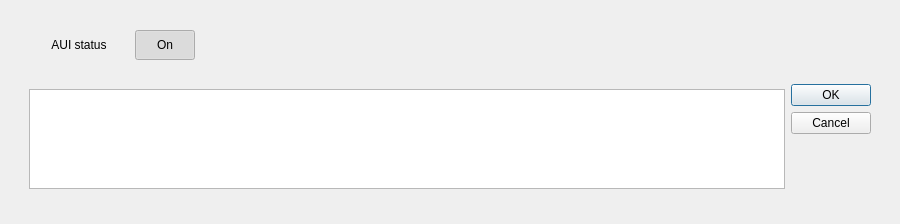
argenortega/AUI, file ui/MixedInitiative.ui: the form before one commit.
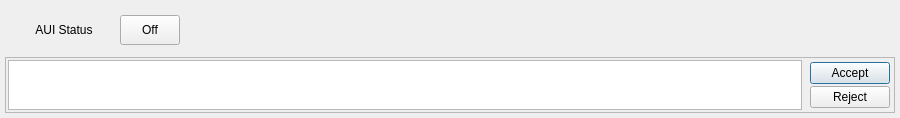
The form after the commit.

The edit to the form file:
```diff
--- a/ui/MixedInitiative.ui
+++ b/ui/MixedInitiative.ui
@@ -7,7 +7,7 @@
     <x>0</x>
     <y>0</y>
     <width>900</width>
-    <height>224</height>
+    <height>118</height>
    </rect>
   </property>
   <property name="sizePolicy">
@@ -18,26 +18,38 @@
   </property>
   <property name="minimumSize">
    <size>
-    <width>900</width>
+    <width>0</width>
+    <height>0</height>
+   </size>
+  </property>
+  <property name="maximumSize">
+   <size>
+    <width>16777215</width>
+    <height>118</height>
+   </size>
+  </property>
+  <property name="baseSize">
+   <size>
+    <width>0</width>
     <height>100</height>
    </size>
   </property>
   <property name="windowTitle">
    <string>Form</string>
   </property>
-  <layout class="QVBoxLayout" name="verticalLayout">
-   <item>
-    <widget class="QWidget" name="mixed_initiative" native="true">
-     <property name="maximumSize">
-      <size>
-       <width>16777215</width>
-       <height>200</height>
-      </size>
-     </property>
-     <layout class="QVBoxLayout" name="verticalLayout_3">
+  <layout class="QVBoxLayout" name="mixedInitiativeLayout">
+   <property name="spacing">
+    <number>2</number>
+   </property>
+   <property name="margin">
+    <number>5</number>
+   </property>
       <item>
        <widget class="QWidget" name="AUIStatus" native="true">
-        <layout class="QHBoxLayout" name="horizontalLayout_10">
+     <property name="locale">
+      <locale language="English" country="UnitedStates"/>
+     </property>
+     <layout class="QHBoxLayout" name="AUIStatusLayout">
          <item>
           <widget class="QLabel" name="AUIStatusLabel">
            <property name="sizePolicy">
@@ -59,7 +71,7 @@
             </size>
            </property>
            <property name="text">
-            <string>AUI status</string>
+         <string>AUI Status</string>
            </property>
            <property name="scaledContents">
             <bool>false</bool>
@@ -96,13 +108,13 @@
             <bool>true</bool>
            </property>
            <property name="text">
-            <string>On</string>
+         <string>Off</string>
            </property>
            <property name="checkable">
             <bool>true</bool>
            </property>
            <property name="checked">
-            <bool>true</bool>
+         <bool>false</bool>
            </property>
           </widget>
          </item>
@@ -123,43 +135,84 @@
        </widget>
       </item>
       <item>
-       <widget class="QWidget" name="AUIMsgs" native="true">
-        <layout class="QHBoxLayout" name="horizontalLayout_2">
+    <widget class="QFrame" name="AUIMsgs">
+     <property name="frameShape">
+      <enum>QFrame::StyledPanel</enum>
+     </property>
+     <property name="frameShadow">
+      <enum>QFrame::Raised</enum>
+     </property>
+     <layout class="QHBoxLayout" name="AUIMsgsLayout">
+      <property name="margin">
+       <number>2</number>
+      </property>
          <item>
           <widget class="QTextBrowser" name="textBrowserAUIMix">
            <property name="sizePolicy">
-            <sizepolicy hsizetype="Preferred" vsizetype="Minimum">
-             <horstretch>0</horstretch>
+         <sizepolicy hsizetype="Maximum" vsizetype="Preferred">
+          <horstretch>1</horstretch>
              <verstretch>0</verstretch>
             </sizepolicy>
            </property>
            <property name="minimumSize">
             <size>
              <width>700</width>
-             <height>60</height>
+          <height>30</height>
             </size>
            </property>
            <property name="maximumSize">
             <size>
-             <width>900</width>
-             <height>100</height>
-            </size>
-           </property>
+          <width>1200</width>
+          <height>50</height>
+         </size>
+        </property>
+        <property name="mouseTracking">
+         <bool>true</bool>
+        </property>
+        <property name="locale">
+         <locale language="English" country="UnitedStates"/>
+        </property>
+        <property name="midLineWidth">
+         <number>0</number>
+        </property>
+        <property name="horizontalScrollBarPolicy">
+         <enum>Qt::ScrollBarAlwaysOff</enum>
+        </property>
            <layout class="QHBoxLayout" name="horizontalLayout"/>
           </widget>
          </item>
          <item>
-          <widget class="QDialogButtonBox" name="buttonBoxAUIMix">
-           <property name="orientation">
-            <enum>Qt::Vertical</enum>
-           </property>
-           <property name="standardButtons">
-            <set>QDialogButtonBox::Cancel|QDialogButtonBox::Ok</set>
+       <layout class="QVBoxLayout" name="buttonsLayout" stretch="0,0">
+        <property name="spacing">
+         <number>2</number>
+        </property>
+        <property name="margin">
+         <number>2</number>
+        </property>
+        <item>
+         <widget class="QPushButton" name="Accept">
+          <property name="mouseTracking">
+           <bool>true</bool>
+          </property>
+          <property name="text">
+           <string>Accept</string>
+          </property>
+          <property name="default">
+           <bool>true</bool>
+          </property>
+          <property name="flat">
+           <bool>false</bool>
+          </property>
+         </widget>
+        </item>
+        <item>
+         <widget class="QPushButton" name="Reject">
+          <property name="text">
+           <string>Reject</string>
            </property>
           </widget>
          </item>
         </layout>
-       </widget>
       </item>
      </layout>
     </widget>
```
Left out of the diff: 7 changed lines with no effect on the pictures. Lines whose indentation alone changed are shown as unchanged.
